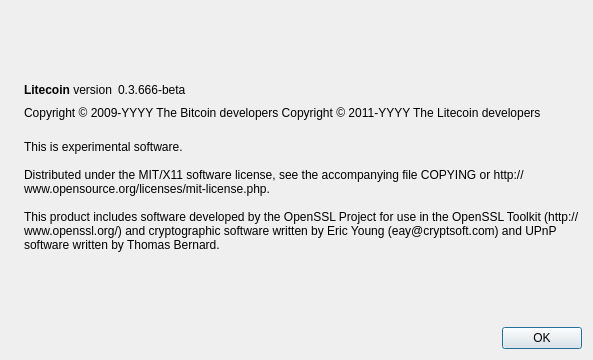
Above: src/qt/forms/aboutdialog.ui from WhisperCoin/NewCoin before the change. Below: the same form after it.
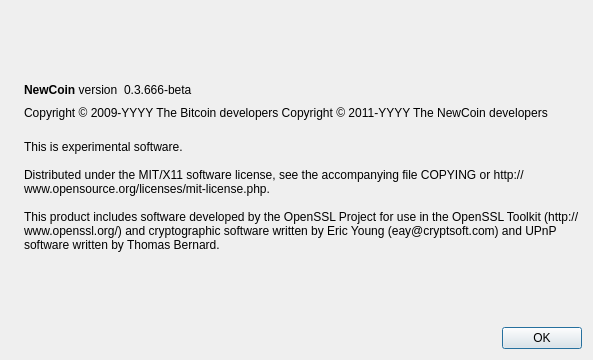
That is the form after the change. Icons and pictures are not drawn.

Patch:
```diff
--- a/src/qt/forms/aboutdialog.ui
+++ b/src/qt/forms/aboutdialog.ui
@@ -50,7 +50,7 @@
           <cursorShape>IBeamCursor</cursorShape>
          </property>
          <property name="text">
-          <string>&lt;b&gt;Litecoin&lt;/b&gt; version</string>
+          <string>&lt;b&gt;NewCoin&lt;/b&gt; version</string>
          </property>
          <property name="textInteractionFlags">
           <set>Qt::LinksAccessibleByMouse|Qt::TextSelectableByKeyboard|Qt::TextSelectableByMouse</set>
@@ -92,7 +92,7 @@
        </property>
        <property name="text">
         <string notr="true">Copyright &amp;copy; 2009-YYYY The Bitcoin developers
-Copyright &amp;copy; 2011-YYYY The Litecoin developers</string>
+Copyright &amp;copy; 2011-YYYY The NewCoin developers</string>
        </property>
        <property name="textFormat">
         <enum>Qt::RichText</enum>
```
Left out of the diff: 2 changed lines with no effect on the pictures.
